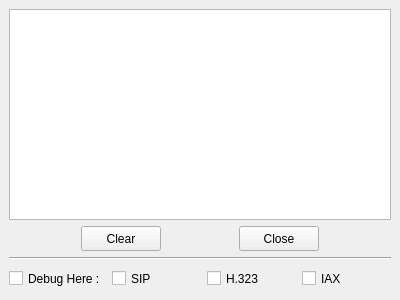
The window that share/skins/default/events.ui (itds-consulting/yate) describes before a commit, drawn with Qt 5.
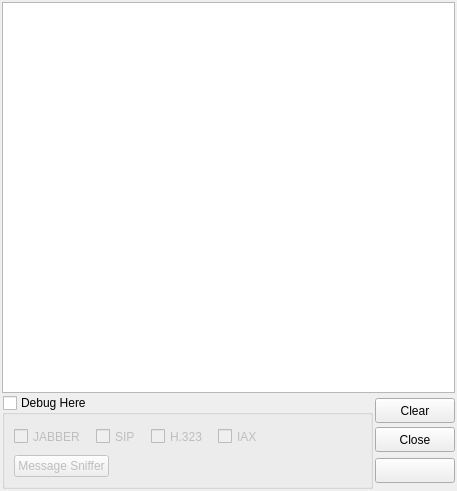
The same window after the commit. Icons and pictures are not drawn.

Patch:
```diff
--- a/share/skins/default/events.ui
+++ b/share/skins/default/events.ui
@@ -5,8 +5,8 @@
    <rect>
     <x>0</x>
     <y>0</y>
-    <width>400</width>
-    <height>300</height>
+    <width>457</width>
+    <height>491</height>
    </rect>
   </property>
   <property name="windowTitle" >
@@ -14,19 +14,19 @@
   </property>
   <layout class="QVBoxLayout" >
    <property name="spacing" >
-    <number>6</number>
+    <number>2</number>
    </property>
    <property name="leftMargin" >
-    <number>9</number>
+    <number>2</number>
    </property>
    <property name="topMargin" >
-    <number>9</number>
+    <number>2</number>
    </property>
    <property name="rightMargin" >
-    <number>9</number>
+    <number>2</number>
    </property>
    <property name="bottomMargin" >
-    <number>9</number>
+    <number>2</number>
    </property>
    <item>
     <widget class="QTextEdit" name="log_events" >
@@ -37,111 +37,31 @@
    </item>
    <item>
     <layout class="QHBoxLayout" >
-     <property name="spacing" >
-      <number>6</number>
-     </property>
-     <property name="leftMargin" >
-      <number>0</number>
-     </property>
-     <property name="topMargin" >
-      <number>0</number>
-     </property>
-     <property name="rightMargin" >
-      <number>0</number>
-     </property>
-     <property name="bottomMargin" >
-      <number>0</number>
-     </property>
      <item>
-      <spacer>
-       <property name="orientation" >
-        <enum>Qt::Horizontal</enum>
-       </property>
-       <property name="sizeHint" >
-        <size>
-         <width>40</width>
-         <height>20</height>
-        </size>
-       </property>
-      </spacer>
-     </item>
-     <item>
-      <widget class="QPushButton" name="log_events_clear" >
-       <property name="minimumSize" >
-        <size>
-         <width>0</width>
-         <height>25</height>
-        </size>
-       </property>
+      <widget class="QGroupBox" name="log_events_debug" >
        <property name="maximumSize" >
         <size>
          <width>16777215</width>
-         <height>25</height>
+         <height>100</height>
         </size>
        </property>
-       <property name="text" >
-        <string>Clear</string>
+       <property name="accessibleName" >
+        <string/>
        </property>
-      </widget>
-     </item>
-     <item>
-      <spacer>
-       <property name="orientation" >
-        <enum>Qt::Horizontal</enum>
+       <property name="title" >
+        <string>Debug Here</string>
        </property>
-       <property name="sizeHint" >
-        <size>
-         <width>40</width>
-         <height>20</height>
-        </size>
+       <property name="checkable" >
+        <bool>true</bool>
        </property>
-      </spacer>
-     </item>
-     <item>
-      <widget class="QPushButton" name="button_hide" >
-       <property name="minimumSize" >
-        <size>
-         <width>0</width>
-         <height>25</height>
-        </size>
+       <property name="checked" >
+        <bool>false</bool>
        </property>
-       <property name="maximumSize" >
-        <size>
-         <width>16777215</width>
-         <height>25</height>
-        </size>
-       </property>
-       <property name="text" >
-        <string>Close</string>
-       </property>
-      </widget>
-     </item>
-     <item>
-      <spacer>
-       <property name="orientation" >
-        <enum>Qt::Horizontal</enum>
-       </property>
-       <property name="sizeHint" >
-        <size>
-         <width>40</width>
-         <height>20</height>
-        </size>
-       </property>
-      </spacer>
-     </item>
-    </layout>
-   </item>
-   <item>
-    <widget class="Line" name="line" >
-     <property name="orientation" >
-      <enum>Qt::Horizontal</enum>
-     </property>
-    </widget>
-   </item>
+       <layout class="QVBoxLayout" >
    <item>
     <layout class="QHBoxLayout" >
      <property name="spacing" >
-      <number>6</number>
+           <number>10</number>
      </property>
      <property name="leftMargin" >
       <number>0</number>
@@ -156,7 +76,7 @@
       <number>0</number>
      </property>
      <item>
-      <widget class="QCheckBox" name="log_events_debug" >
+           <widget class="QCheckBox" name="debug_jingle" >
        <property name="minimumSize" >
         <size>
          <width>0</width>
@@ -170,7 +90,7 @@
         </size>
        </property>
        <property name="text" >
-        <string>Debug Here :</string>
+             <string>JABBER</string>
        </property>
       </widget>
      </item>
@@ -239,6 +159,173 @@
         <string>IAX</string>
        </property>
       </widget>
+          </item>
+          <item>
+           <spacer>
+            <property name="orientation" >
+             <enum>Qt::Horizontal</enum>
+            </property>
+            <property name="sizeHint" >
+             <size>
+              <width>40</width>
+              <height>20</height>
+             </size>
+            </property>
+           </spacer>
+          </item>
+         </layout>
+        </item>
+        <item>
+         <layout class="QHBoxLayout" >
+          <item>
+           <widget class="QPushButton" name="debug_sniffer" >
+            <property name="accessibleName" >
+             <string>command:sniffer</string>
+            </property>
+            <property name="text" >
+             <string>Message Sniffer</string>
+            </property>
+            <property name="checkable" >
+             <bool>true</bool>
+            </property>
+            <property name="autoRepeat" >
+             <bool>true</bool>
+            </property>
+           </widget>
+          </item>
+          <item>
+           <spacer>
+            <property name="orientation" >
+             <enum>Qt::Horizontal</enum>
+            </property>
+            <property name="sizeHint" >
+             <size>
+              <width>40</width>
+              <height>20</height>
+             </size>
+            </property>
+           </spacer>
+          </item>
+         </layout>
+        </item>
+       </layout>
+      </widget>
+     </item>
+     <item>
+      <layout class="QVBoxLayout" >
+       <property name="spacing" >
+        <number>1</number>
+       </property>
+       <item>
+        <widget class="QPushButton" name="log_events_clear" >
+         <property name="minimumSize" >
+          <size>
+           <width>0</width>
+           <height>25</height>
+          </size>
+         </property>
+         <property name="maximumSize" >
+          <size>
+           <width>16777215</width>
+           <height>25</height>
+          </size>
+         </property>
+         <property name="accessibleName" >
+          <string>clear:log_events</string>
+         </property>
+         <property name="text" >
+          <string>Clear</string>
+         </property>
+         <property name="icon" >
+          <iconset>events_x.png</iconset>
+         </property>
+         <property name="iconSize" >
+          <size>
+           <width>20</width>
+           <height>20</height>
+          </size>
+         </property>
+         <property name="checkable" >
+          <bool>false</bool>
+         </property>
+        </widget>
+       </item>
+       <item>
+        <widget class="QPushButton" name="button_hide" >
+         <property name="minimumSize" >
+          <size>
+           <width>0</width>
+           <height>25</height>
+          </size>
+         </property>
+         <property name="maximumSize" >
+          <size>
+           <width>16777215</width>
+           <height>25</height>
+          </size>
+         </property>
+         <property name="text" >
+          <string>Close</string>
+         </property>
+         <property name="icon" >
+          <iconset>close.png</iconset>
+         </property>
+         <property name="iconSize" >
+          <size>
+           <width>20</width>
+           <height>20</height>
+          </size>
+         </property>
+        </widget>
+       </item>
+       <item>
+        <spacer>
+         <property name="orientation" >
+          <enum>Qt::Vertical</enum>
+         </property>
+         <property name="sizeType" >
+          <enum>QSizePolicy::Preferred</enum>
+         </property>
+         <property name="sizeHint" >
+          <size>
+           <width>20</width>
+           <height>2</height>
+          </size>
+         </property>
+        </spacer>
+       </item>
+       <item>
+        <widget class="QPushButton" name="toggle_show_help" >
+         <property name="enabled" >
+          <bool>true</bool>
+         </property>
+         <property name="minimumSize" >
+          <size>
+           <width>0</width>
+           <height>25</height>
+          </size>
+         </property>
+         <property name="maximumSize" >
+          <size>
+           <width>16777215</width>
+           <height>25</height>
+          </size>
+         </property>
+         <property name="toolTip" >
+          <string>Help on this window</string>
+         </property>
+         <property name="accessibleName" >
+          <string>showwindow:help:4</string>
+         </property>
+         <property name="icon" >
+          <iconset>quest.png</iconset>
+         </property>
+         <property name="checkable" >
+          <bool>true</bool>
+         </property>
+        </widget>
+       </item>
+      </layout>
      </item>
     </layout>
    </item>
```
Left out of the diff: 6 changed lines with no effect on the pictures. Lines whose indentation alone changed are shown as unchanged.
